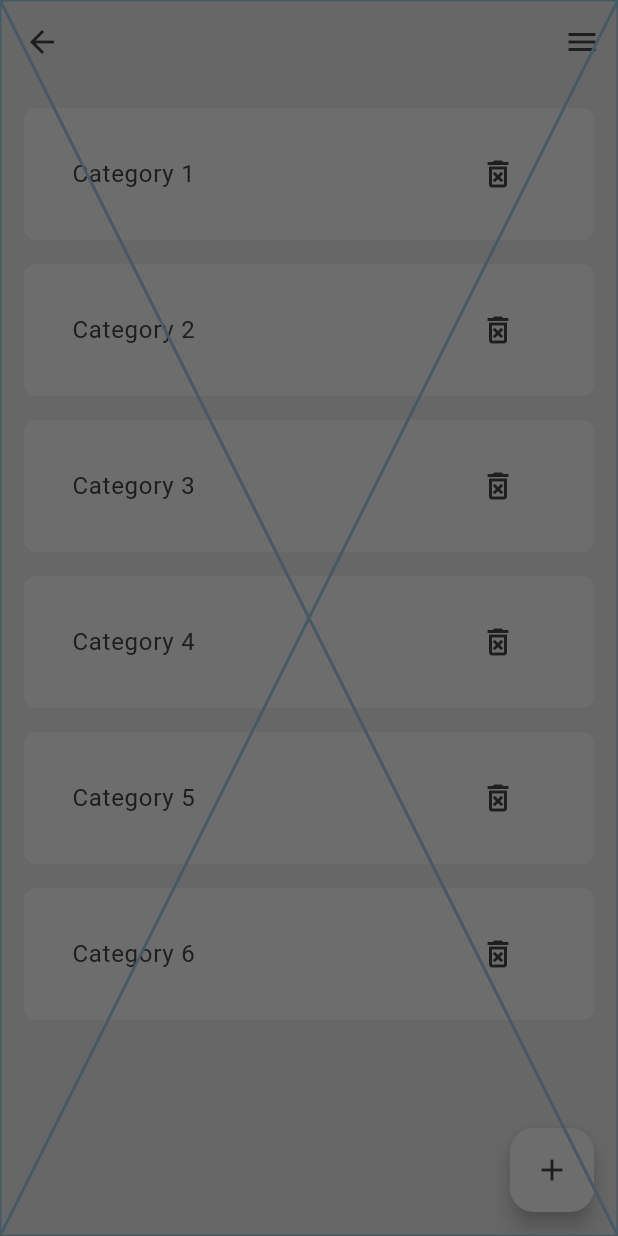
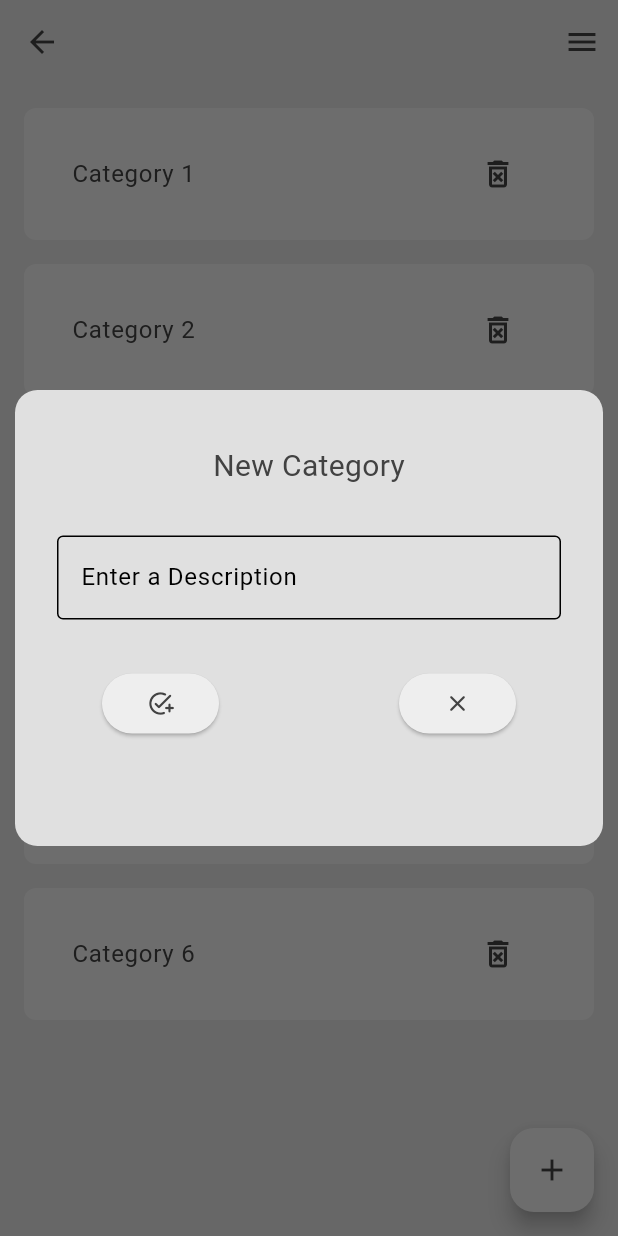
Before and after one commit to Astanto96/FixedFundsFlow, a Flutter app: the CategorysPage screen opened by its route, after a tap on the "add" icon, on a phone screen of 412 x 824 dp. Run offline on Flutter 3.47's test engine with Material 3 defaults, Android fonts, the phone set to English and light mode, and no system bars; our stand-ins replace flutter_riverpod, riverpod.

Commit message:
CategoryDialog + Notes

```diff
--- a/lib/widgets/category_form_dialog.dart
+++ b/lib/widgets/category_form_dialog.dart
@@ -1,3 +1,5 @@
+import 'package:fixedfundsflow/provider/categoryslist_provider.dart';
+import 'package:fixedfundsflow/widgets/custom_global_snackbar.dart';
 import 'package:flutter/material.dart';
 import 'package:flutter_riverpod/flutter_riverpod.dart';
 
@@ -14,6 +16,102 @@ class CategoryFormDialogState extends ConsumerState<CategoryFormDialog> {
 
   @override
   Widget build(BuildContext context) {
-    return const Placeholder();
+    return Dialog(
+      backgroundColor: Colors.transparent,
+      insetPadding: const EdgeInsets.symmetric(horizontal: 10, vertical: 260),
+      child: Container(
+        decoration: BoxDecoration(
+          color: Theme.of(context).colorScheme.background,
+          borderRadius: BorderRadius.circular(15),
+        ),
+        padding: const EdgeInsets.all(20),
+        child: Column(
+          children: <Widget>[
+            const Padding(
+              padding: EdgeInsets.symmetric(horizontal: 8, vertical: 16),
+              child: Text(
+                "New Category",
+                style: TextStyle(fontSize: 20),
+              ),
+            ),
+            Form(
+              key: _formKey,
+              child: Column(
+                children: <Widget>[
+                  Padding(
+                    padding:
+                        const EdgeInsets.symmetric(horizontal: 8, vertical: 16),
+                    child: TextFormField(
+                      decoration: const InputDecoration(
+                        border: OutlineInputBorder(),
+                        hintText: "Enter a Description",
+                      ),
+                      onSaved: (newValue) {
+                        _description = newValue ?? "";
+                      },
+                      validator: (value) {
+                        if (value == null || value.isEmpty) {
+                          return "Please enter a description";
+                        }
+                        return null;
+                      },
+                    ),
+                  ),
+                  Padding(
+                      padding: const EdgeInsets.symmetric(
+                          horizontal: 38, vertical: 16),
+                      child: Row(
+                        mainAxisAlignment: MainAxisAlignment.spaceBetween,
+                        children: <Widget>[
+                          ElevatedButton(
+                            style: ButtonStyle(
+                              backgroundColor: MaterialStatePropertyAll(
+                                  Theme.of(context).colorScheme.primary),
+                              foregroundColor: MaterialStatePropertyAll(
+                                  Theme.of(context).colorScheme.inversePrimary),
+                              padding: const MaterialStatePropertyAll(
+                                EdgeInsets.symmetric(
+                                    vertical: 10, horizontal: 30),
+                              ),
+                            ),
+                            onPressed: () {
+                              if (_formKey.currentState!.validate()) {
+                                _formKey.currentState!.save();
+
+                                ref
+                                    .read(categoryslistProvider.notifier)
+                                    .addCategory(_description);
+                                CustomGlobalSnackBar.show(context,
+                                    "Category successfuly created!", null);
+                                Navigator.of(context).pop();
+                              }
+                            },
+                            child: const Icon(Icons.add_task_rounded),
+                          ),
+                          ElevatedButton(
+                            style: ButtonStyle(
+                              backgroundColor: MaterialStatePropertyAll(
+                                  Theme.of(context).colorScheme.primary),
+                              foregroundColor: MaterialStatePropertyAll(
+                                  Theme.of(context).colorScheme.inversePrimary),
+                              padding: const MaterialStatePropertyAll(
+                                EdgeInsets.symmetric(
+                                    vertical: 10, horizontal: 30),
+                              ),
+                            ),
+                            onPressed: () {
+                              Navigator.of(context).pop();
+                            },
+                            child: const Icon(Icons.close_rounded),
+                          ),
+                        ],
+                      )),
+                ],
+              ),
+            )
+          ],
+        ),
+      ),
+    );
   }
 }
```
Also changed, not shown: notizen.txt (+20 -7 lines).
